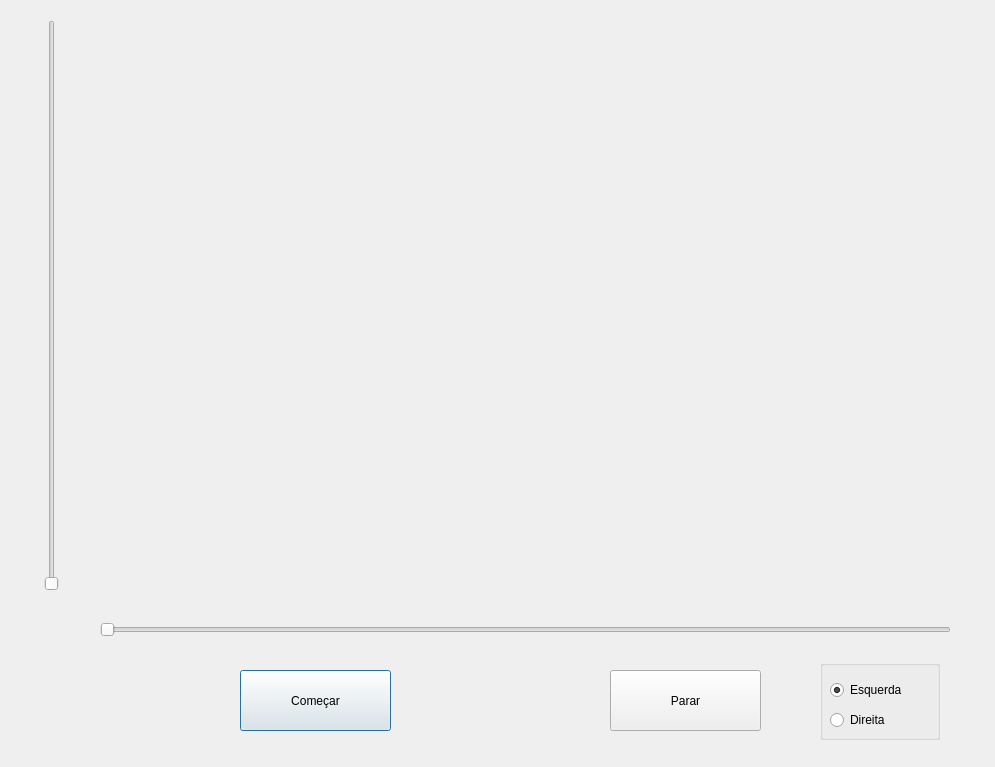
Old version of the form fire_design.ui in the repository andre23arruda/fire-python.
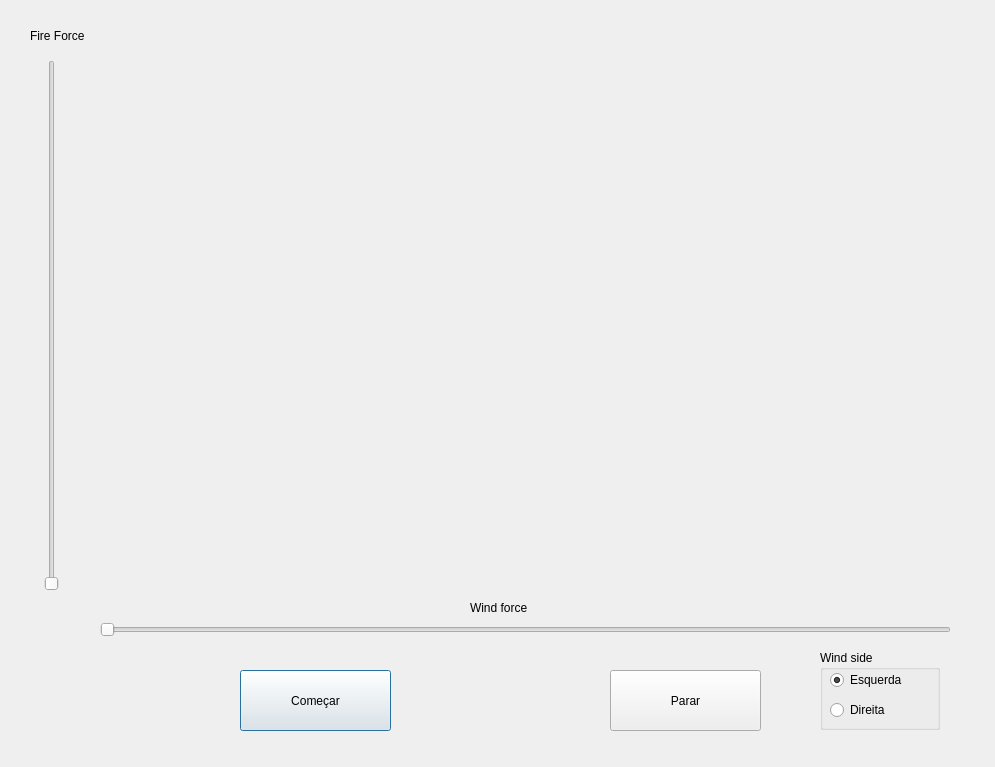
New version of the form.

Patch:
```diff
--- a/fire_design.ui
+++ b/fire_design.ui
@@ -92,13 +92,13 @@
    <property name="geometry">
     <rect>
      <x>820</x>
-     <y>660</y>
+     <y>650</y>
      <width>120</width>
      <height>80</height>
     </rect>
    </property>
    <property name="title">
-    <string/>
+    <string>Wind side</string>
    </property>
    <widget class="QRadioButton" name="esquerda_button">
     <property name="geometry">
@@ -134,9 +134,9 @@
    <property name="geometry">
     <rect>
      <x>42</x>
-     <y>20</y>
+     <y>60</y>
      <width>20</width>
-     <height>571</height>
+     <height>531</height>
     </rect>
    </property>
    <property name="minimum">
@@ -158,6 +158,35 @@
     <bool>true</bool>
    </property>
   </widget>
+  <widget class="QLabel" name="label">
+   <property name="geometry">
+    <rect>
+     <x>470</x>
+     <y>600</y>
+     <width>71</width>
+     <height>16</height>
+    </rect>
+   </property>
+   <property name="text">
+    <string>Wind force</string>
+   </property>
+  </widget>
+  <widget class="QLabel" name="label_2">
+   <property name="geometry">
+    <rect>
+     <x>30</x>
+     <y>20</y>
+     <width>61</width>
+     <height>31</height>
+    </rect>
+   </property>
+   <property name="layoutDirection">
+    <enum>Qt::RightToLeft</enum>
+   </property>
+   <property name="text">
+    <string>Fire Force</string>
+   </property>
+  </widget>
  </widget>
  <resources/>
  <connections/>
```
